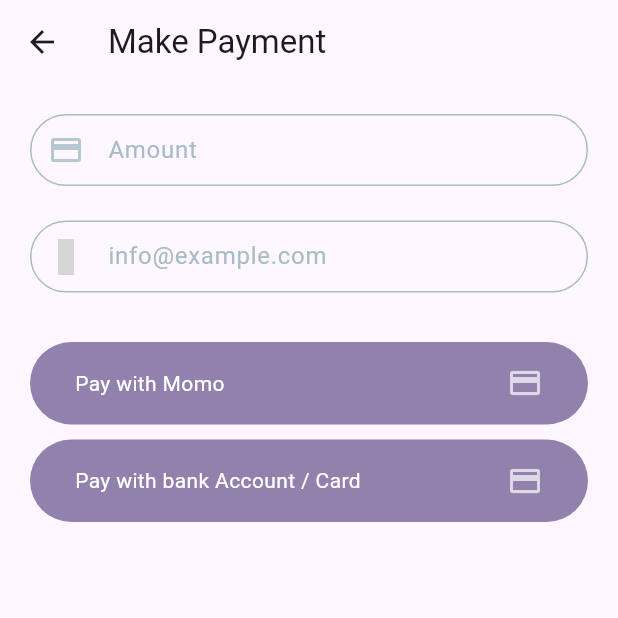
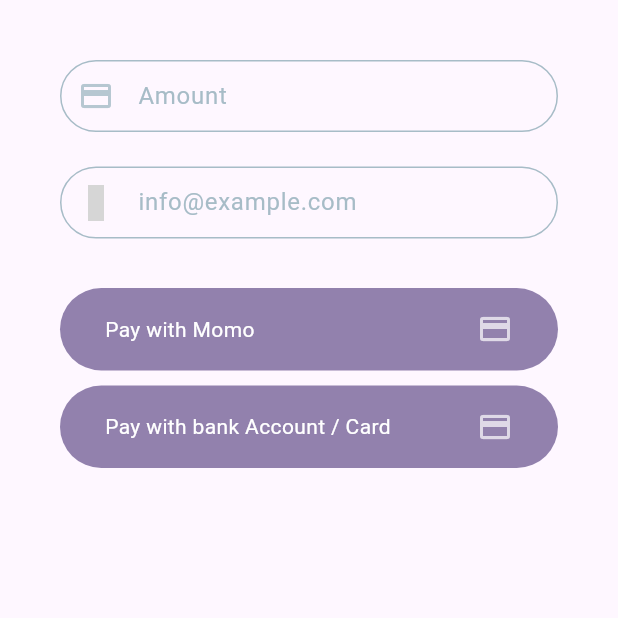
Before and after one commit to Desmond235/welfare_fund_frontend, a Flutter app: the PaymentScreen screen opened by its route, on a phone screen of 412 x 824 dp, the top half of it. Run offline on Flutter 3.47's test engine with Material 3 defaults, Android fonts, the phone set to English and light mode, and no system bars; our stand-ins replace flutter_advanced_drawer, flutter_dotenv, flutter_keyboard_visibility, image_picker, webview_flutter; missing offline and left inert: flutter_paystack, icons_flutter, pay_with_paystack; grey boxes are pictures that could not be loaded.

```diff
--- a/lib/features/payment/views/payment_screen.dart
+++ b/lib/features/payment/views/payment_screen.dart
@@ -1,5 +1,6 @@
 // import 'package:church_clique/core/constants/palette.dart';
-import 'package:church_clique/core/constants/input_control.dart';
+import 'package:church_clique/core/components/input_control.dart';
+import 'package:church_clique/core/constants/palette.dart';
 import 'package:church_clique/features/payment/paystack/pay_with_paystack.dart';
 import 'package:church_clique/features/payment/views/make_payment_screen.dart';
 import 'package:flutter/material.dart';
@@ -51,13 +52,12 @@ class _PaymentScreenState extends State<PaymentScreen> {
   @override
   Widget build(BuildContext context) {
     return Scaffold(
-      appBar: AppBar(
-        title: Text("Make Payment"),
-      ),
       body: Padding(
         padding: const EdgeInsets.all(20),
         child: Form(
           key: _formKey,
+          child: Container(
+            padding: const EdgeInsets.all(20),
             child: Column(
               children: [
                 BuildTextInput(
@@ -161,6 +161,7 @@ class _PaymentScreenState extends State<PaymentScreen> {
             ),
           ),
         ),
+      ),
     );
   }
 }
```
Lines whose indentation alone changed are shown as unchanged.
